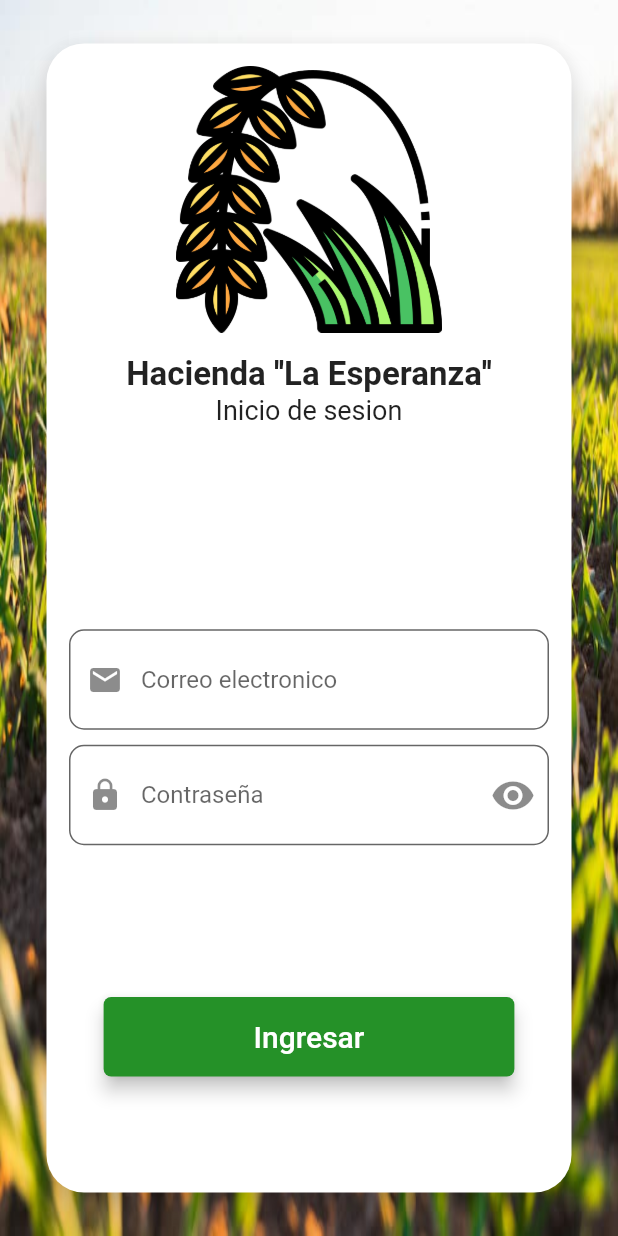
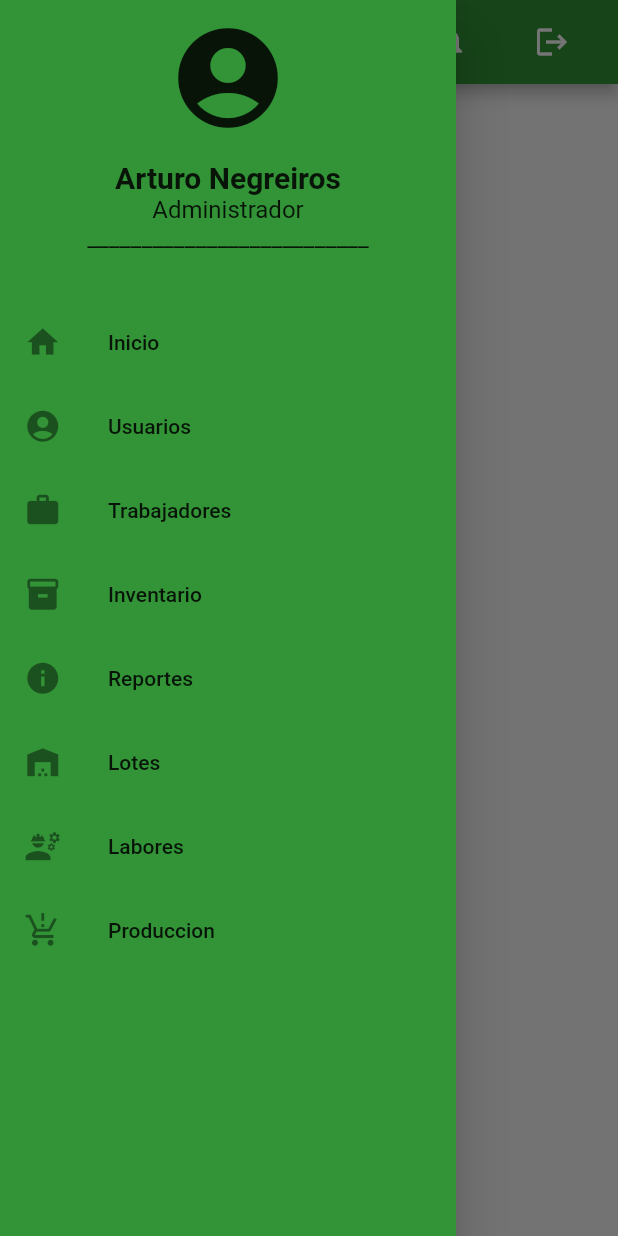
Before and after one commit to KarinaRG23/rice-farm, a Flutter app: the screen it shows after launch, with the side drawer open (before the commit the screen has no drawer), on a phone screen of 412 x 824 dp. Run offline on Flutter 3.47's test engine with Material 2 defaults, Android fonts, the phone set to English and light mode, and no system bars; our stand-ins replace flutter_map, latlong2, shared_preferences, syncfusion_flutter_charts; project files that could hold a hidden picture were left out.

Commit message:
files update

```diff
--- a/farm_rice_flutter_web/lib/componentes/menuItems.dart
+++ b/farm_rice_flutter_web/lib/componentes/menuItems.dart
@@ -20,11 +20,11 @@ class MenuItemOption extends StatelessWidget{
       child: Row(
         children: <Widget>[
           Container(
-              padding: const EdgeInsets.all(15),
+              padding: const EdgeInsets.all(10),
               child: Icon(itemIcon)
           ),
           Container(
-              padding: const EdgeInsets.all(15),
+              padding: const EdgeInsets.all(10),
               child: Text(itemText, style: const TextStyle(fontSize: 20))
           ),
         ],
--- a/farm_rice_flutter_web/lib/main.dart
+++ b/farm_rice_flutter_web/lib/main.dart
@@ -1,3 +1,4 @@
+import 'package:farm_rice_flutter_web/vistas/homepage.dart';
 import 'package:flutter/material.dart';
 import 'vistas/splashBeforeLogin.dart';
 
@@ -17,7 +18,8 @@ class MyApp extends StatelessWidget {
       theme: ThemeData(
         primarySwatch: Colors.blue,
       ),
-      home: const Splash(),
+      home: const HomePage()
+      //const Splash(),
     );
   }
 }
--- /dev/null
+++ b/farm_rice_flutter_web/lib/vistas/homepage.dart
@@ -0,0 +1,168 @@
+// ignore_for_file: avoid_unnecessary_containers, sized_box_for_whitespace
+
+import 'package:farm_rice_flutter_web/componentes/buttonWidget.dart';
+import 'package:farm_rice_flutter_web/componentes/menuItems.dart';
+import 'package:farm_rice_flutter_web/componentes/textWidget.dart';
+import 'package:farm_rice_flutter_web/vistas/login.dart';
+import 'package:flutter_map/flutter_map.dart';
+import 'package:latlong2/latlong.dart';
+import 'package:flutter/material.dart';
+
+class HomePage extends StatefulWidget {
+  const HomePage({Key? key}) : super(key: key);
+
+  @override
+  State<HomePage> createState() => _HomePageState();
+}
+
+class _HomePageState extends State<HomePage> {
+  final List<String> menuItems = ["Inicio", "Usuarios", "Trabajadores", "Inventario", "Reportes", "Lotes", "Labores", "Produccion"];
+
+  final List<IconData> menuIcons = [
+    Icons.home, Icons.person_rounded, Icons.work, Icons.inventory,
+    Icons.receipt, Icons.warehouse, Icons.engineering, Icons.production_quantity_limits
+  ];
+
+  DateTime date = DateTime(DateTime.now().year, DateTime.now().month, DateTime.now().day);
+
+  LatLng center = LatLng(-1.8618428155254074, -79.97772697324605);
+  MapController? mapController;
+  int selectedMenuItem = 0;
+  bool sideBarOpen = false;
+  PageController? pageController;
+
+  int month = 0;
+
+  @override
+  void initState() {
+    super.initState();
+    print("${date.day} / $month${date.month} / ${date.year}");
+  }
+
+  @override
+  Widget build(BuildContext context) {
+    return Scaffold(
+      drawer: Drawer(
+        backgroundColor: const Color(0xff329437),
+        child: ListView(
+          padding: const EdgeInsets.all(0),
+          children: [
+            Container(
+              height: 200,
+              width: 200,
+              child: Column(
+                mainAxisAlignment: MainAxisAlignment.center,
+                children: const [
+                  Icon(Icons.account_circle, size: 80),
+                  SizedBox(height: 15),
+                  Text("Arturo Negreiros", style: TextStyle(fontSize: 20, fontWeight: FontWeight.bold)),
+                  Text("Administrador", style: TextStyle(fontSize: 16, fontWeight: FontWeight.normal)),
+                  Text("__________________________", style: TextStyle(fontSize: 16, fontWeight: FontWeight.normal)),
+                  SizedBox(height: 20),
+                ],
+              ),
+            ),
+            ListTile(
+              title: const Text("Inicio"),
+              leading: const Icon(Icons.home, size: 25),
+              onTap: (){
+                Navigator.pop(context);
+              },
+            ),
+            ListTile(
+              title: const Text("Usuarios"),
+              leading: const Icon(Icons.account_circle, size: 25),
+              onTap: (){},
+            ),
+            ListTile(
+              title: const Text("Trabajadores"),
+              leading: const Icon(Icons.work, size: 25),
+              onTap: (){},
+            ),
+            ListTile(
+              title: const Text("Inventario"),
+              leading: const Icon(Icons.inventory, size: 25),
+              onTap: (){},
+            ),
+            ListTile(
+              title: const Text("Reportes"),
+              leading: const Icon(Icons.info_sharp, size: 25),
+              onTap: (){},
+            ),
+            ListTile(
+              title: const Text("Lotes"),
+              leading: const Icon(Icons.warehouse, size: 25),
+              onTap: (){},
+            ),
+            ListTile(
+              title: const Text("Labores"),
+              leading: const Icon(Icons.engineering, size: 25),
+              onTap: (){},
+            ),
+            ListTile(
+              title: const Text("Produccion"),
+              leading: const Icon(Icons.production_quantity_limits_outlined, size: 25),
+              onTap: (){},
+            ),
+          ]
+        ),
+      ),
+      appBar: AppBar(
+        title: const Text("Farm Rice"),
+        backgroundColor: const Color(0xff329437),
+        actions: [
+          IconButton(
+              onPressed: (){},
+              icon: const Icon(Icons.notifications)
+          ),
+          const SizedBox(width: 20),
+          IconButton(
+              onPressed: (){
+                showDialog(
+                    context: context,
+                    builder: (ctx)=> AlertDialog(
+                      title: const TextString(text: "Cierre de sesion"),
+                      content: const Text("¿Estas seguro de querer cerrar sesion"),
+                      actions: [
+                        ButtonBar(
+                          children: [
+                            ButtonWidget(
+                                function: (){
+                                  Navigator.push(context, MaterialPageRoute(builder: (ctx)=> const LoginPage()));
+                                },
+                                color: Colors.redAccent,
+                                width: 15,
+                                height: 10,
+                                circular: 5,
+                                namebutton: "Cerrar"
+                            ),
+                            ButtonWidget(
+                                function: (){
+                                  Navigator.pop(context);
+                                },
+                                color: Colors.blue.shade600,
+                                width: 15,
+                                height: 10,
+                                circular: 5,
+                                namebutton: "No"
+                            ),
+                          ],
+                        )
+                      ],
+                    )
+                );
+              },
+              icon: const Icon(Icons.logout)
+          ),
+          const SizedBox(width: 20),
+        ],
+      ),
+      body: Container(),
+    );
+  }
+
+  @override
+  void dispose() {
+    super.dispose();
+  }
+}
--- a/farm_rice_flutter_web/lib/vistas/login.dart
+++ b/farm_rice_flutter_web/lib/vistas/login.dart
@@ -40,7 +40,7 @@ class _LoginPageState extends State<LoginPage> {
           child: Column(
             mainAxisAlignment: MainAxisAlignment.center,
             children: <Widget>[
-              const SizedBox(height: 25),
+              const SizedBox(height: 20),
               Expanded(
                 child: Card(
                   elevation: 10,
@@ -128,7 +128,7 @@ class _LoginPageState extends State<LoginPage> {
                   ),
                 ),
               ),
-              const SizedBox(height: 25),
+              const SizedBox(height: 20),
             ],
           ),
         ),
--- a/farm_rice_flutter_web/lib/vistas/splashAfterLogin.dart
+++ b/farm_rice_flutter_web/lib/vistas/splashAfterLogin.dart
@@ -1,3 +1,4 @@
+import 'package:farm_rice_flutter_web/vistas/homepage.dart';
 import 'package:farm_rice_flutter_web/vistas/menu_inicial.dart';
 import 'package:flutter/material.dart';
 import 'dart:async';
@@ -16,7 +17,7 @@ class _SplashPageState extends State<SplashPage> {
     Timer(
         const Duration(seconds: 3),
             () => Navigator.of(context).pushReplacement(
-            MaterialPageRoute(builder: (context) => const InicialPage())));
+            MaterialPageRoute(builder: (context) => const HomePage())));
   }
 
   @override
--- a/farm_rice_flutter_web/pubspec.yaml
+++ b/farm_rice_flutter_web/pubspec.yaml
@@ -10,6 +10,9 @@ environment:
   flutter: ">=2.0.1 <3.3.10"
 
 dependencies:
+  latlong2:
+  flutter_map:
+  syncfusion_flutter_charts:
   http:
   shared_preferences:
   flutter:
```
Also changed, not shown: farm_rice_flutter_web/lib/vistas/menu_inicial.dart (+69 -26 lines), farm_rice_flutter_web/lib/vistas/userPage.dart (added, +50 -0 lines), farm_rice_flutter_web/images/img.png (added), farm_rice_flutter_web/lib/generated/assets.dart, farm_rice_flutter_web/pubspec.lock.
